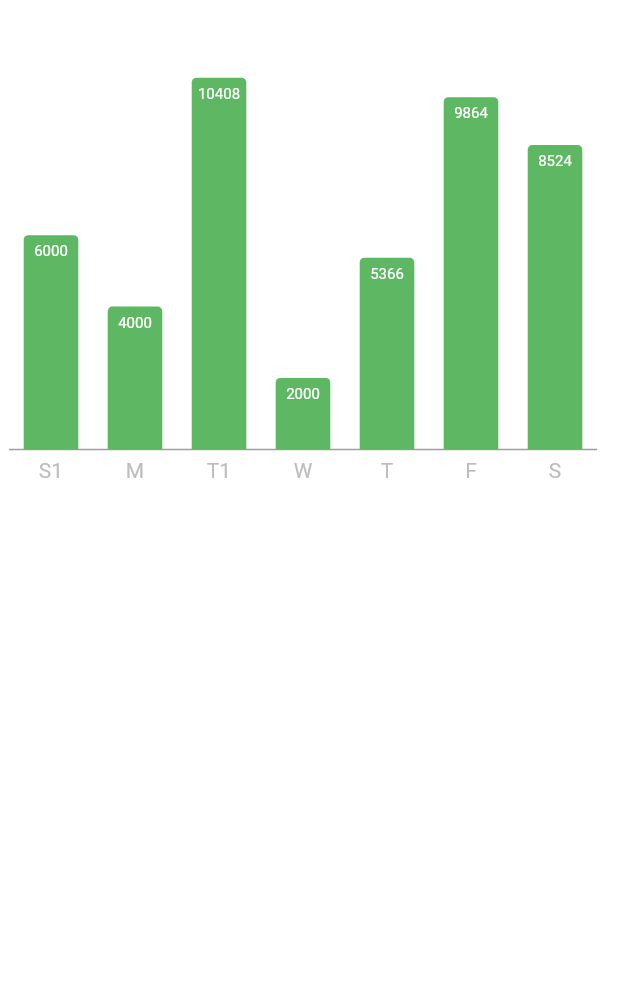
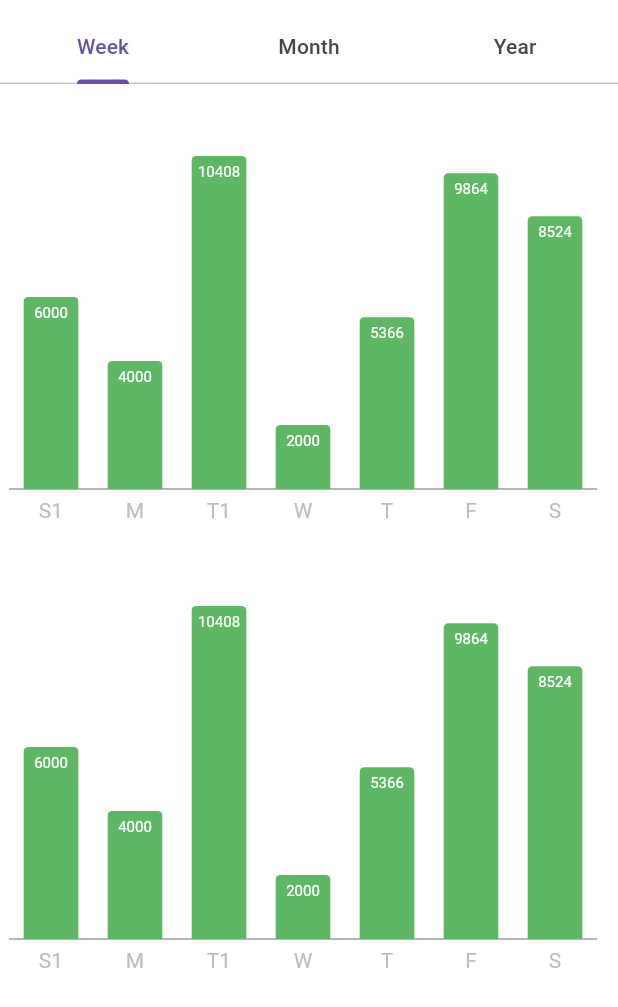
Before and after one commit to joharkhan99/healthtrack, a Flutter app: the PedometerReport screen opened directly, on a phone screen of 412 x 824 dp. Shown: the top 1007 px of the screen. Run offline on Flutter 3.47's test engine with Material 3 defaults, Android fonts, the phone set to English and light mode, and no system bars; our stand-ins replace charts_flutter, liquid_progress_indicator_v2.

Commit message:
Refactor pedometer report screen to use tab view

```diff
--- a/lib/src/screens/pedometer_report.dart
+++ b/lib/src/screens/pedometer_report.dart
@@ -17,12 +17,47 @@ class PedometerReport extends StatelessWidget {
       BarChartData('S', 8524),
     ];
 
-    return Scaffold(
-      backgroundColor: Colors.white,
-      body: SingleChildScrollView(
-        child: SizedBox(
-          height: MediaQuery.of(context).size.height * 0.4,
-          child: PedometerBarChart(chartData),
+    return DefaultTabController(
+      length: 3,
+      child: Scaffold(
+        backgroundColor: Colors.white,
+        appBar: AppBar(
+          backgroundColor: Colors.white,
+          bottom: const PreferredSize(
+            preferredSize: Size.fromHeight(0),
+            child: TabBar(
+              labelPadding: EdgeInsets.all(0),
+              tabs: [
+                Tab(child: Text('Week')),
+                Tab(child: Text('Month')),
+                Tab(child: Text('Year')),
+              ],
+            ),
+          ),
+          title: null,
+        ),
+        body: TabBarView(
+          children: [
+            Container(
+              color: Colors.white,
+              child: SingleChildScrollView(
+                child: Column(
+                  children: [
+                    SizedBox(
+                      height: 300,
+                      child: PedometerBarChart(chartData),
+                    ),
+                    SizedBox(
+                      height: 300,
+                      child: PedometerBarChart(chartData),
+                    ),
+                  ],
+                ),
+              ),
+            ),
+            Icon(Icons.directions_transit),
+            Icon(Icons.directions_bike),
+          ],
         ),
       ),
     );
```
